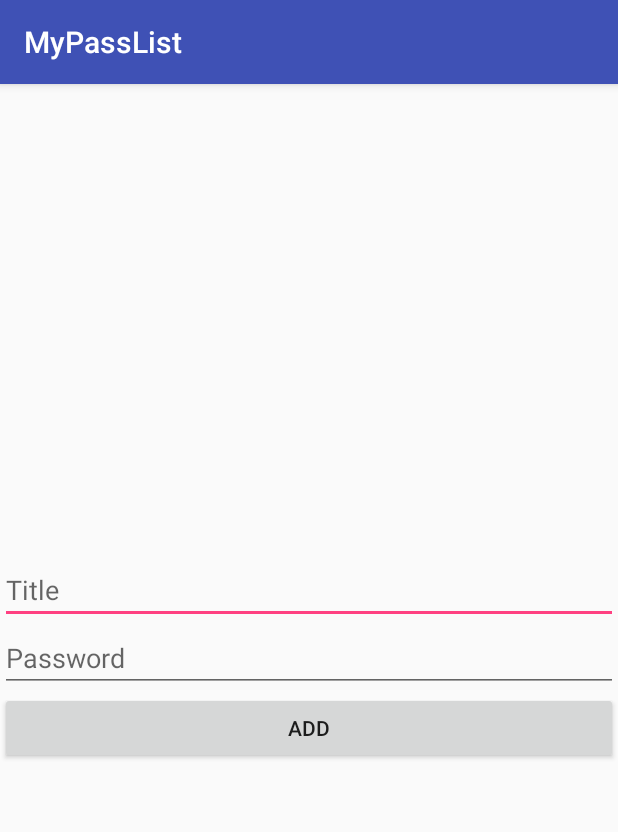
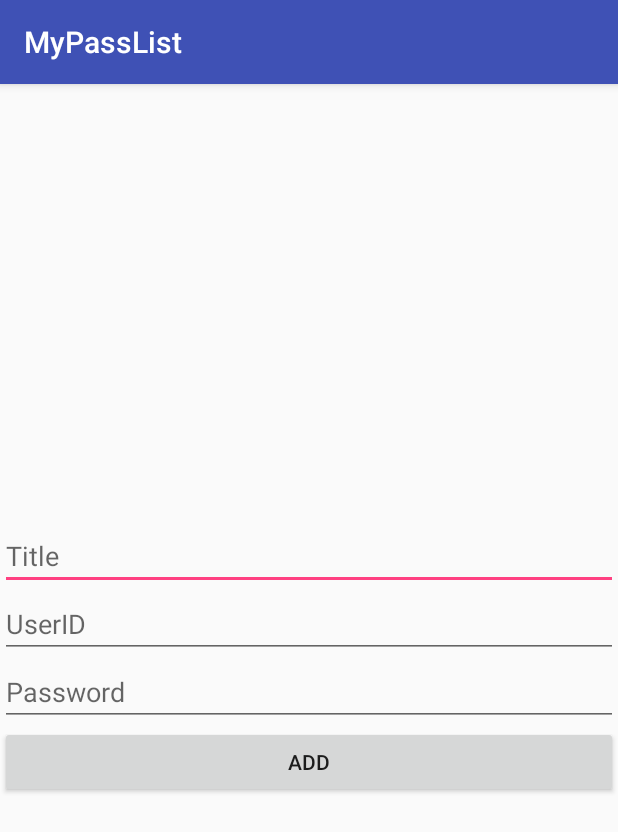
Before and after one commit to KazuSan0616/MyPassList, an Android app: the screen it shows after launch (RegistPassActivity), after a tap on an icon or button, on a phone screen of 412 x 824 dp. Shown: the top 832 px of the screen. Run offline under Robolectric (Android 15) with nearby library versions, the phone set to English and light mode, and no system bars; 2 statements that could not run were skipped.

Commit message:
List追加まで実装

```diff
--- a/app/src/main/AndroidManifest.xml
+++ b/app/src/main/AndroidManifest.xml
@@ -19,7 +19,7 @@
                 <category android:name="android.intent.category.LAUNCHER" />
             </intent-filter>
         </activity>
-        <activity android:name=".RegistPassActivity"></activity>
+        <activity android:name=".RegistPassActivity" />
     </application>
 
 </manifest>
--- a/app/src/main/java/com/nagomiya/mypasslist/MainActivity.kt
+++ b/app/src/main/java/com/nagomiya/mypasslist/MainActivity.kt
@@ -1,15 +1,20 @@
 package com.nagomiya.mypasslist
 
 import android.os.Bundle
-import android.support.design.widget.Snackbar
 import android.support.v7.app.AppCompatActivity
 import android.view.Menu
 import android.view.MenuItem
-import android.view.View
-import android.widget.Toast
+import android.widget.ArrayAdapter
+import android.widget.ListAdapter
+import com.nagomiya.mypasslist.db.PassOpenHelper
+import com.nagomiya.mypasslist.db.PasswordRowParser
 
 import kotlinx.android.synthetic.main.activity_main.*
+import kotlinx.android.synthetic.main.content_main.*
+import org.jetbrains.anko.db.SqlOrderDirection
+import org.jetbrains.anko.db.select
 import org.jetbrains.anko.startActivity
+import java.sql.Struct
 
 class MainActivity : AppCompatActivity() {
 
@@ -20,6 +25,26 @@ class MainActivity : AppCompatActivity() {
 
         fab.setOnClickListener { view ->
             startActivity<RegistPassActivity>()
+        }
+    }
+
+    override fun onResume() {
+        super.onResume()
+
+        val helper = PassOpenHelper(applicationContext)
+
+        helper.use {
+            val list = select(PassOpenHelper.TABLE_NAME)
+                    .orderBy("_id", SqlOrderDirection.DESC)
+                    .parseList(PasswordRowParser())
+
+            // ListViewのAdapterに情報をセット
+            passList.adapter = ArrayAdapter<String>(
+                    this@MainActivity,
+                    R.layout.pass_row,
+                    list.map { "${it.title}:\n${it.uid} / ${it.password}" }
+            )
+
         }
     }
 
--- a/app/src/main/java/com/nagomiya/mypasslist/MainActivityFragment.kt
+++ /dev/null
@@ -1,18 +0,0 @@
-package com.nagomiya.mypasslist
-
-import android.support.v4.app.Fragment
-import android.os.Bundle
-import android.view.LayoutInflater
-import android.view.View
-import android.view.ViewGroup
-
-/**
- * A placeholder fragment containing a simple view.
- */
-class MainActivityFragment : Fragment() {
-
-    override fun onCreateView(inflater: LayoutInflater, container: ViewGroup?,
-                              savedInstanceState: Bundle?): View? {
-        return inflater.inflate(R.layout.fragment_main, container, false)
-    }
-}
--- /dev/null
+++ b/app/src/main/java/com/nagomiya/mypasslist/entity/PassEntity.kt
@@ -0,0 +1,3 @@
+package com.nagomiya.mypasslist.entity
+
+data class PassEntity(val _id: Int?, val title:String, val uid:String, val password:String)
--- a/app/src/main/res/layout/activity_main.xml
+++ b/app/src/main/res/layout/activity_main.xml
@@ -28,7 +28,7 @@
         android:layout_height="wrap_content"
         android:layout_gravity="bottom|end"
         android:layout_margin="@dimen/fab_margin"
-        app:backgroundTint="@color/colorAccent"
+        app:backgroundTint="@color/colorPrimary"
         app:srcCompat="@android:drawable/ic_input_add" />
 
 </android.support.design.widget.CoordinatorLayout>
--- a/app/src/main/res/layout/activity_regist_pass.xml
+++ b/app/src/main/res/layout/activity_regist_pass.xml
@@ -17,6 +17,14 @@
         android:inputType="textPersonName" />
 
     <EditText
+        android:id="@+id/userIdEditText"
+        android:layout_width="match_parent"
+        android:layout_height="wrap_content"
+        android:ems="10"
+        android:hint="UserID"
+        android:inputType="textPersonName" />
+
+    <EditText
         android:id="@+id/passEditText"
         android:layout_width="match_parent"
         android:layout_height="wrap_content"
@@ -30,4 +38,5 @@
         android:layout_height="wrap_content"
         android:onClick="addPass"
         android:text="Add" />
+
 </LinearLayout>
--- a/app/src/main/res/values/colors.xml
+++ b/app/src/main/res/values/colors.xml
@@ -1,6 +1,6 @@
 <?xml version="1.0" encoding="utf-8"?>
 <resources>
-    <color name="colorPrimary">#3F51B5</color>
+    <color name="colorPrimary">#3f51b5</color>
     <color name="colorPrimaryDark">#303F9F</color>
     <color name="colorAccent">#ff4081</color>
 </resources>
--- a/app/src/main/res/values/strings.xml
+++ b/app/src/main/res/values/strings.xml
@@ -1,4 +1,5 @@
 <resources>
     <string name="app_name">MyPassList</string>
     <string name="action_settings">Settings</string>
+    <string name="title_activity_main">MainActivity</string>
 </resources>
--- a/build.gradle
+++ b/build.gradle
@@ -7,7 +7,7 @@ buildscript {
         jcenter()
     }
     dependencies {
-        classpath 'com.android.tools.build:gradle:3.1.1'
+        classpath 'com.android.tools.build:gradle:3.1.2'
         classpath "org.jetbrains.kotlin:kotlin-gradle-plugin:$kotlin_version"
 
         // NOTE: Do not place your application dependencies here; they belong
```
Also changed, not shown: app/src/main/java/com/nagomiya/mypasslist/RegistPassActivity.kt (+19 -0 lines), app/src/main/java/com/nagomiya/mypasslist/db/PassOpenHelper.kt (+14 -2 lines), app/src/main/java/com/nagomiya/mypasslist/db/PasswordRowParser.kt (added, +17 -0 lines), app/src/main/res/layout/content_main.xml (+15 -4 lines), app/src/main/res/layout/fragment_main.xml (deleted, +0 -10 lines), app/src/main/res/layout/pass_row.xml (added, +7 -0 lines).
